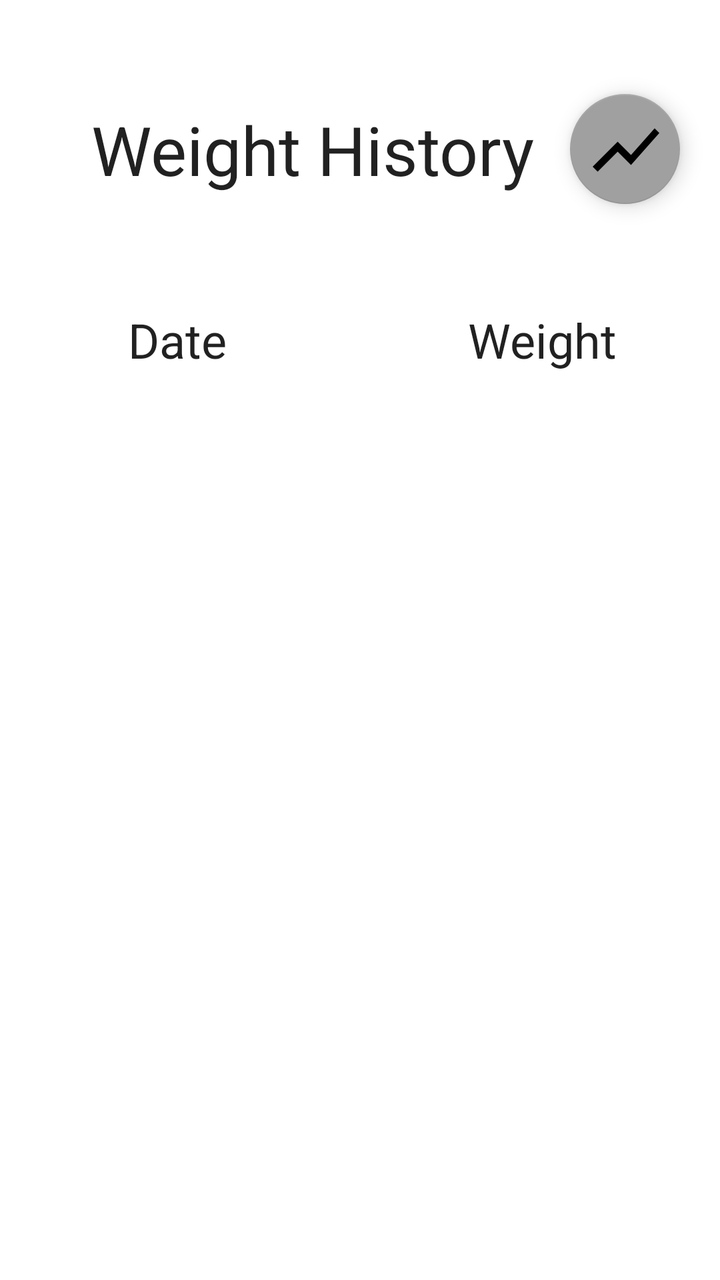
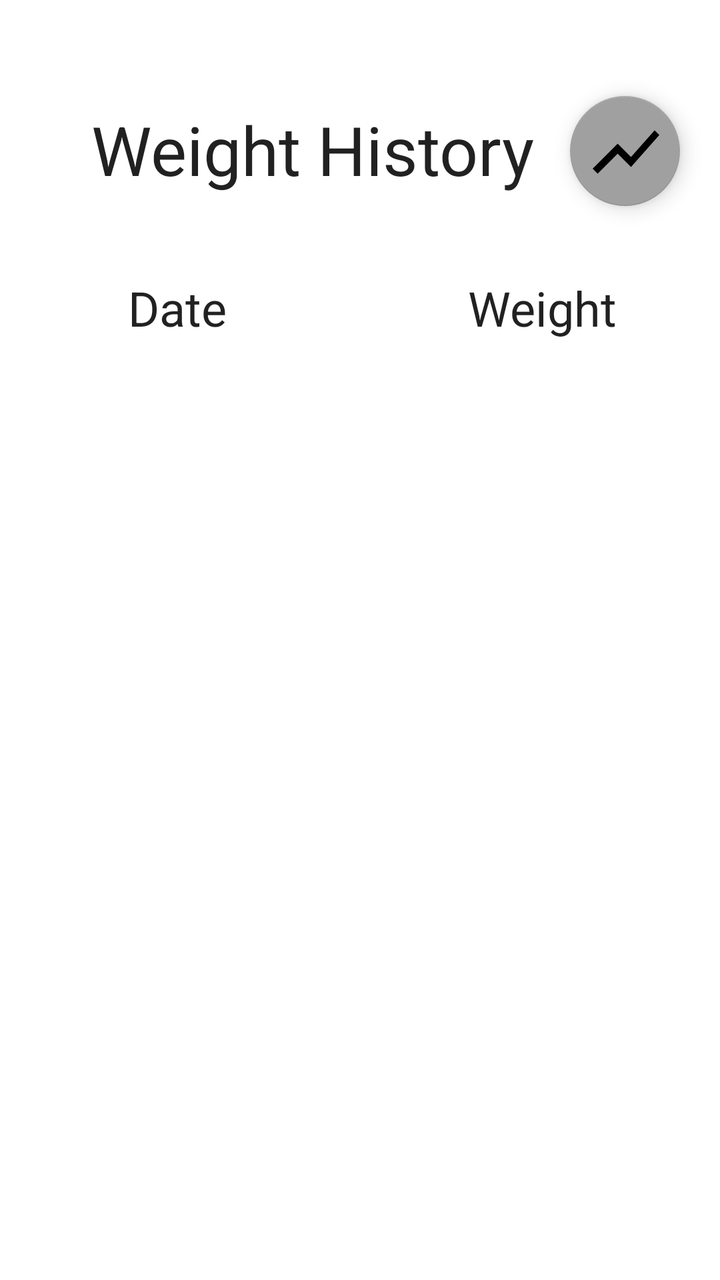

Compare the two renders of this Android layout. The source of the first and the diff that turns it into the second are given below.
<!-- AndroidManifest.xml: application theme Theme.Turco_Michael_Weight_Tracking -->
<!-- res/layout/fragment_view_list.xml -->
<?xml version="1.0" encoding="utf-8"?>
<androidx.constraintlayout.widget.ConstraintLayout xmlns:android="http://schemas.android.com/apk/res/android"
    xmlns:app="http://schemas.android.com/apk/res-auto"
    xmlns:tools="http://schemas.android.com/tools"
    android:layout_width="match_parent"
    android:layout_height="match_parent"
    tools:context=".ui.view_list.ViewListFragment">

    <TextView
        android:id="@+id/title_view_list"
        android:layout_width="347dp"
        android:layout_height="45dp"
        android:layout_marginStart="32dp"
        android:layout_marginTop="52dp"
        android:layout_marginEnd="80dp"
        android:gravity="center"
        android:text="@string/title_weight_history"
        android:textAppearance="@style/TextAppearance.AppCompat.Large"
        android:textSize="34sp"
        app:layout_constraintEnd_toEndOf="parent"
        app:layout_constraintStart_toStartOf="parent"
        app:layout_constraintTop_toTopOf="parent" />

    <TextView
        android:id="@+id/title_date"
        android:layout_width="150dp"
        android:layout_height="33dp"
        android:layout_marginStart="64dp"
        android:layout_marginTop="56dp"
        android:gravity="bottom|start"
        android:text="@string/view_list_title_date"
        android:textAppearance="@style/TextAppearance.AppCompat.Large"
        android:textSize="24sp"
        app:layout_constraintStart_toStartOf="parent"
        app:layout_constraintTop_toBottomOf="@+id/title_view_list" />

    <TextView
        android:id="@+id/title_weight"
        android:layout_width="110dp"
        android:layout_height="33dp"
        android:layout_marginTop="56dp"
        android:layout_marginEnd="16dp"
        android:gravity="bottom|start"
        android:text="@string/view_list_title_weight"
        android:textAppearance="@style/TextAppearance.AppCompat.Large"
        android:textSize="24sp"
        app:layout_constraintEnd_toEndOf="parent"
        app:layout_constraintTop_toBottomOf="@+id/title_view_list" />

    <androidx.recyclerview.widget.RecyclerView
        android:id="@+id/recycler_view"
        android:layout_width="match_parent"
        android:layout_height="match_parent"
        android:layout_marginTop="190dp"
        android:clipToPadding="false"
        android:padding="8dp"
        app:layout_constraintEnd_toEndOf="parent"
        app:layout_constraintStart_toStartOf="parent"
        app:layout_constraintTop_toTopOf="parent" />

    <com.google.android.material.floatingactionbutton.FloatingActionButton
        android:id="@+id/graph_button"
        android:layout_width="62dp"
        android:layout_height="55dp"
        android:layout_marginStart="-32dp"
        android:layout_marginTop="44dp"
        android:layout_marginEnd="33dp"
        android:layout_marginBottom="48dp"
        android:clickable="true"
        android:contentDescription="@string/title_graph"
        android:src="@drawable/ic_chart_black_24dp"
        app:backgroundTint="@color/gray_medium"
        app:layout_constraintBottom_toTopOf="@+id/title_weight"
        app:layout_constraintEnd_toEndOf="parent"
        app:layout_constraintStart_toEndOf="@+id/title_view_list"
        app:layout_constraintTop_toTopOf="parent"
        app:maxImageSize="40dp" />


</androidx.constraintlayout.widget.ConstraintLayout>
<!-- resources referenced by this layout -->
<resources>
  <color name="gray_medium">#A0A0A0</color>
  <!-- drawable ic_chart_black_24dp (drawable) -->
  <vector xmlns:android="http://schemas.android.com/apk/res/android"
      android:autoMirrored="true"
      android:height="24dp"
      android:tint="#000000"
      android:viewportHeight="24"
      android:viewportWidth="24"
      android:width="24dp">
  
      <path
          android:fillColor="@android:color/white"
          android:pathData="M3.5,18.49l6,-6.01 4,4L22,6.92l-1.41,-1.41 -7.09,7.97 -4,-4L2,16.99z" />
  
  </vector>
  <string name="title_graph">Weight History Graph</string>
  <string name="title_weight_history">Weight History</string>
  <string name="view_list_title_date">Date</string>
  <string name="view_list_title_weight">Weight</string>
  <style name="Theme.Turco_Michael_Weight_Tracking" parent="Theme.MaterialComponents.DayNight.DarkActionBar">
          
          <item name="colorPrimary">@color/blue_500</item>
          <item name="colorPrimaryVariant">@color/blue_700</item>
          <item name="colorOnPrimary">@color/white</item>
          
          <item name="colorSecondary">@color/teal_200</item>
          <item name="colorSecondaryVariant">@color/teal_700</item>
          <item name="colorOnSecondary">@color/black</item>
          
          <item name="android:statusBarColor">?attr/colorPrimaryVariant</item>
          
      </style>
  <color name="blue_500">#0077EE</color>
  <color name="blue_700">#0042B3</color>
  <color name="white">#FFFFFFFF</color>
  <color name="teal_200">#FF03DAC5</color>
  <color name="teal_700">#FF018786</color>
  <color name="black">#FF000000</color>
</resources>

<!-- the commit's change to res/layout/fragment_view_list.xml (unified diff, before → after) -->
@@ -26,7 +26,7 @@
         android:layout_width="150dp"
         android:layout_height="33dp"
         android:layout_marginStart="64dp"
-        android:layout_marginTop="56dp"
+        android:layout_marginTop="40dp"
         android:gravity="bottom|start"
         android:text="@string/view_list_title_date"
         android:textAppearance="@style/TextAppearance.AppCompat.Large"
@@ -38,7 +38,7 @@
         android:id="@+id/title_weight"
         android:layout_width="110dp"
         android:layout_height="33dp"
-        android:layout_marginTop="56dp"
+        android:layout_marginTop="40dp"
         android:layout_marginEnd="16dp"
         android:gravity="bottom|start"
         android:text="@string/view_list_title_weight"
@@ -51,7 +51,7 @@
         android:id="@+id/recycler_view"
         android:layout_width="match_parent"
         android:layout_height="match_parent"
-        android:layout_marginTop="190dp"
+        android:layout_marginTop="180dp"
         android:clipToPadding="false"
         android:padding="8dp"
         app:layout_constraintEnd_toEndOf="parent"
@@ -63,14 +63,12 @@
         android:layout_width="62dp"
         android:layout_height="55dp"
         android:layout_marginStart="-32dp"
-        android:layout_marginTop="44dp"
+        android:layout_marginTop="48dp"
         android:layout_marginEnd="33dp"
-        android:layout_marginBottom="48dp"
         android:clickable="true"
         android:contentDescription="@string/title_graph"
         android:src="@drawable/ic_chart_black_24dp"
         app:backgroundTint="@color/gray_medium"
-        app:layout_constraintBottom_toTopOf="@+id/title_weight"
         app:layout_constraintEnd_toEndOf="parent"
         app:layout_constraintStart_toEndOf="@+id/title_view_list"
         app:layout_constraintTop_toTopOf="parent"
